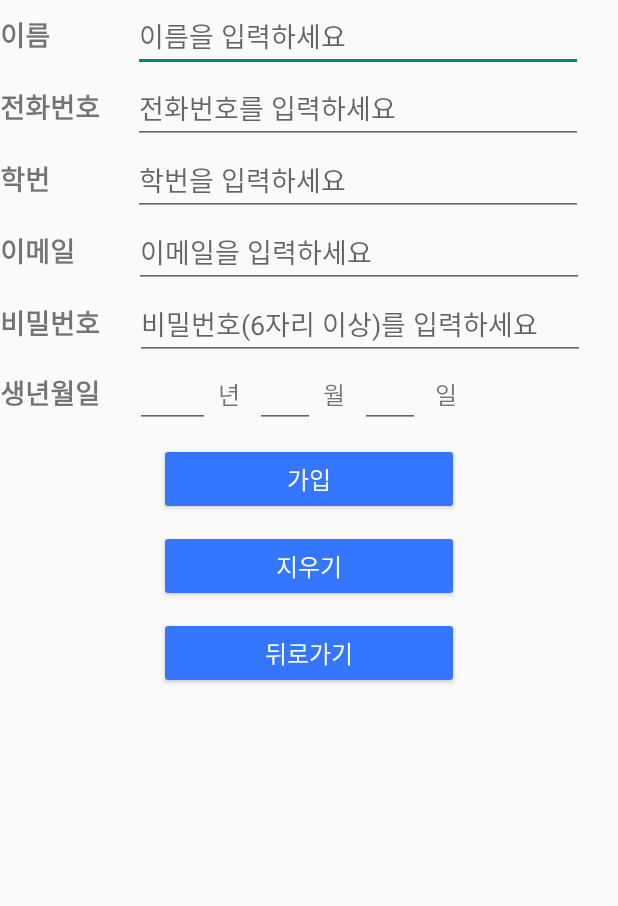
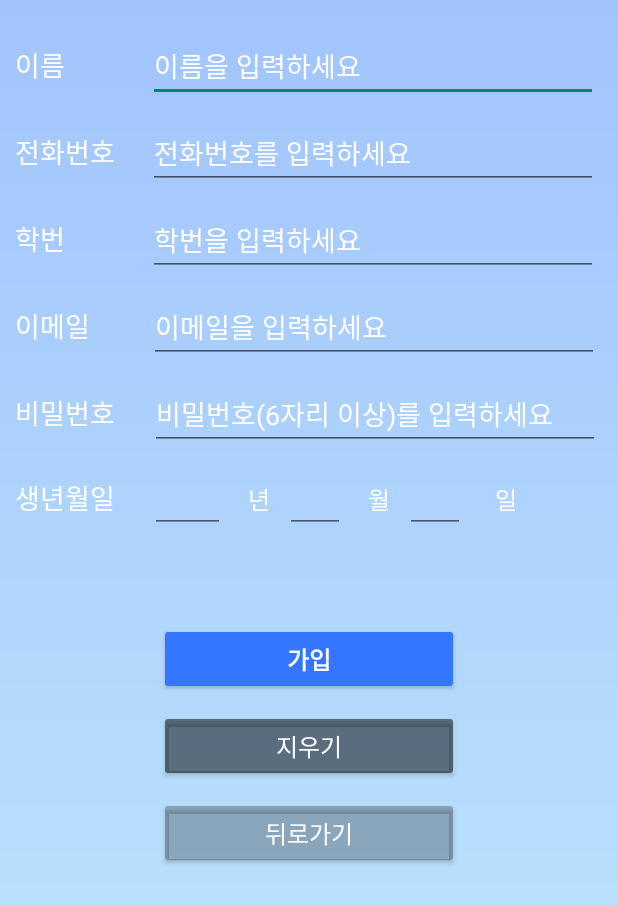
Before and after one commit to GedFlow/LoginTest_ver2, an Android app: the RegistActivity screen opened directly, with no data from a screen before it, on a phone screen of 412 x 824 dp. Shown: the top 906 px of the screen. Run offline under Robolectric (Android 15) with nearby library versions, the phone set to English and light mode, and no system bars; our stand-ins replace Firebase (no records; nobody signed in at launch, a user with empty details on screens opened directly).

Commit message:
자취방구하기 수정 및 디자인 변경

```diff
--- /dev/null
+++ b/app/src/main/res/drawable/background_color2.xml
@@ -0,0 +1,7 @@
+<?xml version="1.0" encoding="utf-8"?>
+<shape xmlns:android="http://schemas.android.com/apk/res/android">
+    <gradient
+        android:angle="90"
+        android:endColor="#a1c4fd"
+        android:startColor="#c2e9fb" />
+</shape>
--- /dev/null
+++ b/app/src/main/res/drawable/button_style3.xml
@@ -0,0 +1,6 @@
+<?xml version="1.0" encoding="utf-8"?>
+<shape xmlns:android="http://schemas.android.com/apk/res/android" android:shape="rectangle">
+    <solid
+        android:color="#FFA9FFFF"/>
+    <corners android:radius="18dp"/>
+</shape>
--- a/app/src/main/res/layout/activity_regist.xml
+++ b/app/src/main/res/layout/activity_regist.xml
@@ -5,18 +5,22 @@
     android:layout_width="match_parent"
     android:layout_height="match_parent"
     tools:context=".RegistActivity"
-    android:orientation="vertical">
+    android:orientation="vertical"
+    android:background="@drawable/background_color2">
 
     <LinearLayout
         android:layout_width="match_parent"
-        android:layout_height="wrap_content" >
+        android:layout_height="wrap_content"
+        android:layout_marginTop="20dp"
+        android:layout_marginBottom="10dp">
         <TextView
             android:layout_width="wrap_content"
             android:layout_height="wrap_content"
             android:layout_marginRight="55dp"
             android:textSize="18dp"
-            android:textStyle="bold"
             android:text="이름"
+            android:textColor="#FFFFFF"
+            android:layout_marginLeft="10dp"
             />
         <EditText
             android:id="@+id/name"
@@ -26,19 +30,23 @@
             android:singleLine="true"
             android:privateImeOptions="defaulInputmode=korean"
             android:hint="이름을 입력하세요"
+            android:textColorHint="#FFFFFF"
+            android:textColor="#FFFFFF"
             />
     </LinearLayout>
 
     <LinearLayout
         android:layout_width="match_parent"
-        android:layout_height="wrap_content" >
+        android:layout_height="wrap_content"
+        android:layout_marginBottom="10dp">
         <TextView
             android:layout_width="wrap_content"
             android:layout_height="wrap_content"
             android:layout_marginRight="22dp"
             android:textSize="18dp"
-            android:textStyle="bold"
             android:text="전화번호"
+            android:textColor="#FFFFFF"
+            android:layout_marginLeft="10dp"
             />
         <EditText
             android:layout_width="300dp"
@@ -47,19 +55,23 @@
             android:inputType="phone"
             android:singleLine="true"
             android:hint="전화번호를 입력하세요"
+            android:textColorHint="#FFFFFF"
+            android:textColor="#FFFFFF"
             />
     </LinearLayout>
 
     <LinearLayout
         android:layout_width="match_parent"
-        android:layout_height="wrap_content" >
+        android:layout_height="wrap_content"
+        android:layout_marginBottom="10dp">
         <TextView
             android:layout_width="wrap_content"
             android:layout_height="wrap_content"
             android:layout_marginRight="55dp"
             android:textSize="18dp"
-            android:textStyle="bold"
             android:text="학번"
+            android:textColor="#FFFFFF"
+            android:layout_marginLeft="10dp"
             />
         <EditText
             android:layout_width="300dp"
@@ -68,19 +80,23 @@
             android:inputType="number"
             android:singleLine="true"
             android:id="@+id/studentnumber"
+            android:textColorHint="#FFFFFF"
+            android:textColor="#FFFFFF"
             />
     </LinearLayout>
 
     <LinearLayout
         android:layout_width="match_parent"
-        android:layout_height="wrap_content">
+        android:layout_height="wrap_content"
+        android:layout_marginBottom="10dp">
         <TextView
             android:layout_width="wrap_content"
             android:layout_height="wrap_content"
             android:layout_marginRight="39dp"
             android:textSize="18dp"
-            android:textStyle="bold"
             android:text="이메일"
+            android:textColor="#FFFFFF"
+            android:layout_marginLeft="10dp"
             />
         <EditText
             android:layout_width="300dp"
@@ -89,25 +105,31 @@
             android:inputType="textEmailAddress"
             android:singleLine="true"
             android:id="@+id/email"
+            android:textColorHint="#FFFFFF"
+            android:textColor="#FFFFFF"
             />
     </LinearLayout>
 
     <LinearLayout
         android:layout_width="match_parent"
-        android:layout_height="wrap_content">
+        android:layout_height="wrap_content"
+        android:layout_marginBottom="10dp">
         <TextView
             android:layout_width="wrap_content"
             android:layout_height="wrap_content"
             android:layout_marginRight="23dp"
             android:textSize="18dp"
-            android:textStyle="bold"
             android:text="비밀번호"
+            android:textColor="#FFFFFF"
+            android:layout_marginLeft="10dp"
             />
         <EditText
             android:layout_width="300dp"
             android:layout_height="wrap_content"
             android:inputType="textPassword"
             android:hint="비밀번호(6자리 이상)를 입력하세요"
+            android:textColorHint="#FFFFFF"
+            android:textColor="#FFFFFF"
             android:singleLine="true"
             android:id="@+id/password"
             />
@@ -115,20 +137,24 @@
 
     <LinearLayout
         android:layout_width="match_parent"
-        android:layout_height="wrap_content">
+        android:layout_height="wrap_content"
+        android:layout_marginBottom="50dp">
         <TextView
             android:layout_width="wrap_content"
             android:layout_height="wrap_content"
             android:layout_marginRight="23dp"
             android:textSize="18dp"
-            android:textStyle="bold"
             android:text="생년월일"
+            android:textColor="#FFFFFF"
+            android:layout_marginLeft="10dp"
             />
         <EditText
             android:layout_width="50dp"
             android:layout_height="wrap_content"
             android:inputType="number"
             android:id="@+id/year"
+            android:singleLine="true"
+            android:textColor="#FFFFFF"
             android:layout_marginRight="5dp"
             />
         <TextView
@@ -136,13 +162,18 @@
             android:layout_height="wrap_content"
             android:layout_marginRight="10dp"
             android:textSize="16dp"
+            android:singleLine="true"
             android:text="년"
+            android:textColor="#FFFFFF"
+            android:layout_marginLeft="10dp"
             />
         <EditText
             android:layout_width="40dp"
             android:layout_height="wrap_content"
             android:inputType="number"
             android:id="@+id/month"
+            android:singleLine="true"
+            android:textColor="#FFFFFF"
             android:layout_marginRight="5dp"
             />
         <TextView
@@ -151,12 +182,16 @@
             android:layout_marginRight="10dp"
             android:textSize="16dp"
             android:text="월"
+            android:textColor="#FFFFFF"
+            android:layout_marginLeft="10dp"
             />
         <EditText
             android:layout_width="40dp"
             android:layout_height="wrap_content"
             android:layout_marginRight="10dp"
             android:id="@+id/day"
+            android:singleLine="true"
+            android:textColor="#FFFFFF"
             android:inputType="number"
             />
         <TextView
@@ -164,6 +199,8 @@
             android:layout_height="wrap_content"
             android:textSize="16dp"
             android:text="일"
+            android:textColor="#FFFFFF"
+            android:layout_marginLeft="10dp"
             />
     </LinearLayout>
 
@@ -177,6 +214,7 @@
         android:onClick="onButton1Clicked"
         android:backgroundTint="#3476FF"
         android:textSize="16dp"
+        android:textStyle="bold"
         android:textColor="#FFFFFF"
         android:id="@+id/sign_up"
         />
@@ -188,7 +226,7 @@
         android:layout_gravity="center"
         android:layout_marginBottom="10dp"
         android:onClick="onButton2Clicked"
-        android:backgroundTint="#3476FF"
+        android:backgroundTint="#80000000"
         android:textSize="16dp"
         android:textColor="#FFFFFF"
         android:id="@+id/cancel"
@@ -200,7 +238,7 @@
         android:text="뒤로가기"
         android:layout_gravity="center"
         android:onClick="onButton3Clicked"
-        android:backgroundTint="#3476FF"
+        android:backgroundTint="#40000000"
         android:textSize="16dp"
         android:textColor="#FFFFFF"
         android:id="@+id/back"
```
Also changed, not shown: app/src/main/res/layout/activity_bus.xml (+17 -2 lines), app/src/main/res/layout/activity_house.xml (+19 -19 lines), app/src/main/res/layout/activity_login.xml (+5 -5 lines), app/src/main/res/layout/activity_main.xml (+7 -4 lines), app/src/main/res/drawable/background_color1.xml (renamed from app/src/main/res/drawable/house_background_color.xml), app/src/main/res/drawable/button_style1.xml (renamed from app/src/main/res/drawable/house_button_style1.xml), app/src/main/res/drawable/button_style2.xml (renamed from app/src/main/res/drawable/house_button_style2.xml), 1 other file.
